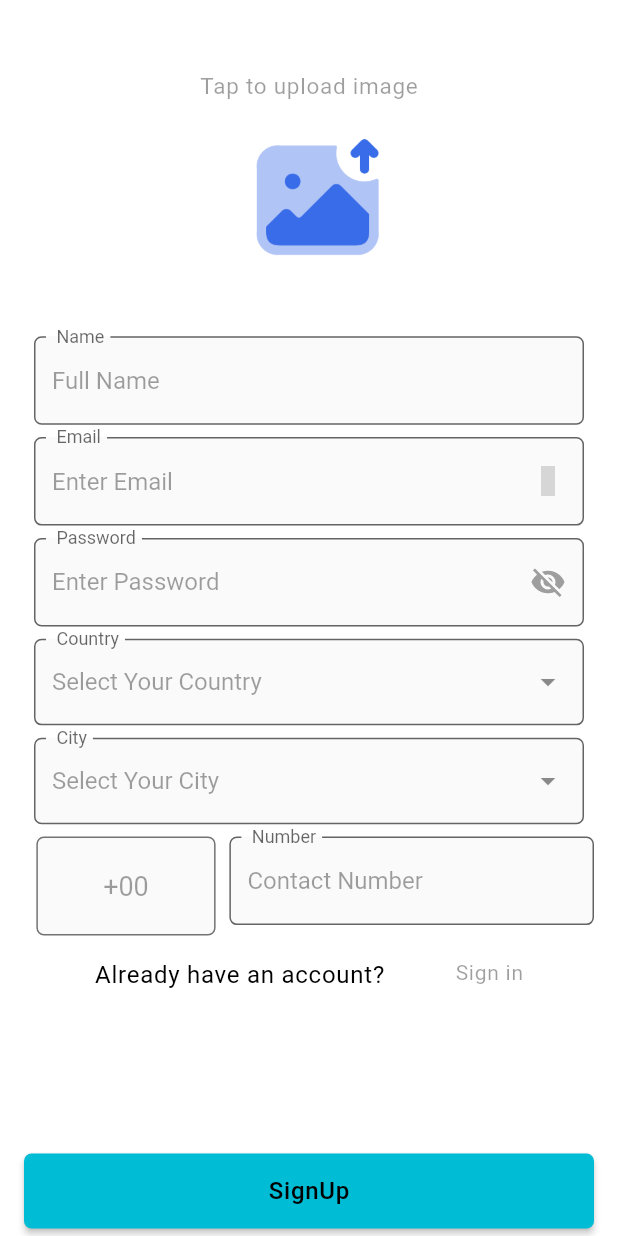
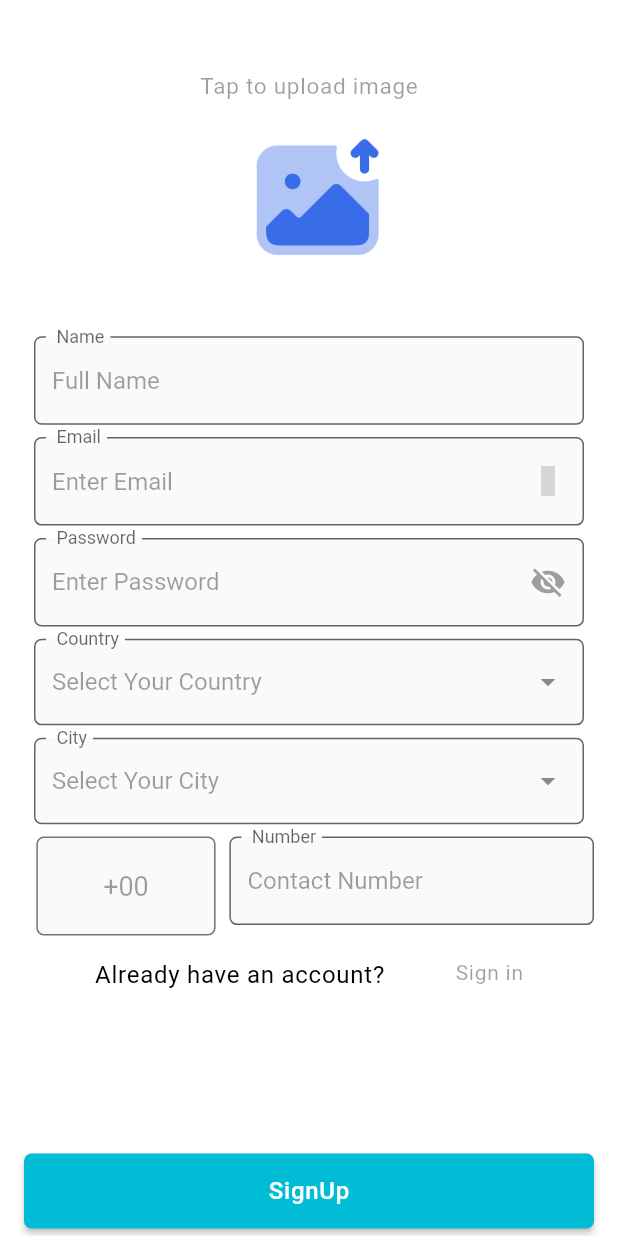
Before and after one commit to Umaiir11/CustomerPortal-AsioneSystems-master, a Flutter app: the screen it shows after launch, after a tap on "Sign up", on a phone screen of 412 x 824 dp. Run offline on Flutter 3.47's test engine with Material 2 defaults, Android fonts, the phone set to English and light mode, and no system bars; drawn by our look-alikes of dropdown_search; our stand-ins replace flutter_native_image, get, google_fonts, image_picker, loading_animation_widget, material_design_icons_flutter and 1 more; missing offline and left inert: encrypt; network calls fail; Roboto replaces fonts that are missing (Ubuntu); grey boxes are pictures that could not be loaded.

Commit message:
Ui change1

```diff
--- a/lib/MVVM/View/VwLogin.dart
+++ b/lib/MVVM/View/VwLogin.dart
@@ -212,7 +212,7 @@ class _VwLoginState extends State<VwLogin> {
                           child: ElevatedButton(
                             style: ElevatedButton.styleFrom(
                                 shape: RoundedRectangleBorder(
-                                  borderRadius: BorderRadius.circular(12), // <-- Radius
+                                  borderRadius: BorderRadius.circular(5), // <-- Radius
                                 ),
                                 backgroundColor: Colors.cyan),
                             onPressed: () async {
@@ -230,7 +230,7 @@ class _VwLoginState extends State<VwLogin> {
                               style: GoogleFonts.ubuntu(
                                   textStyle: const TextStyle(
                                       fontSize: 15,
-                                      color: Colors.black,
+                                      color: Colors.white,
                                       //fontWeight: FontWeight.w600,
                                       letterSpacing: .5)),
                             ),
--- a/lib/MVVM/View/VwSignUp.dart
+++ b/lib/MVVM/View/VwSignUp.dart
@@ -176,7 +176,7 @@ class _VwSignUpState extends State<VwSignUp> {
                         style: GoogleFonts.ubuntu(
                           textStyle: const TextStyle(
                             fontSize: 16,
-                            color: Colors.black,
+                            color: Colors.white,
                             letterSpacing: .5,
                           ),
                         ),
```
